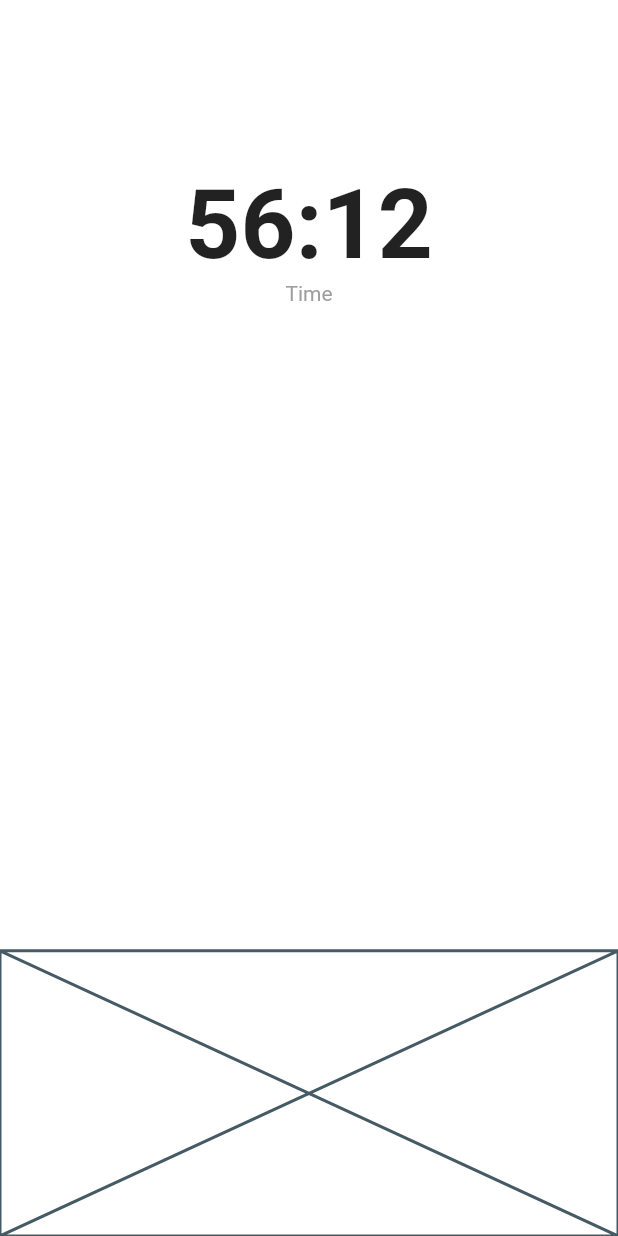
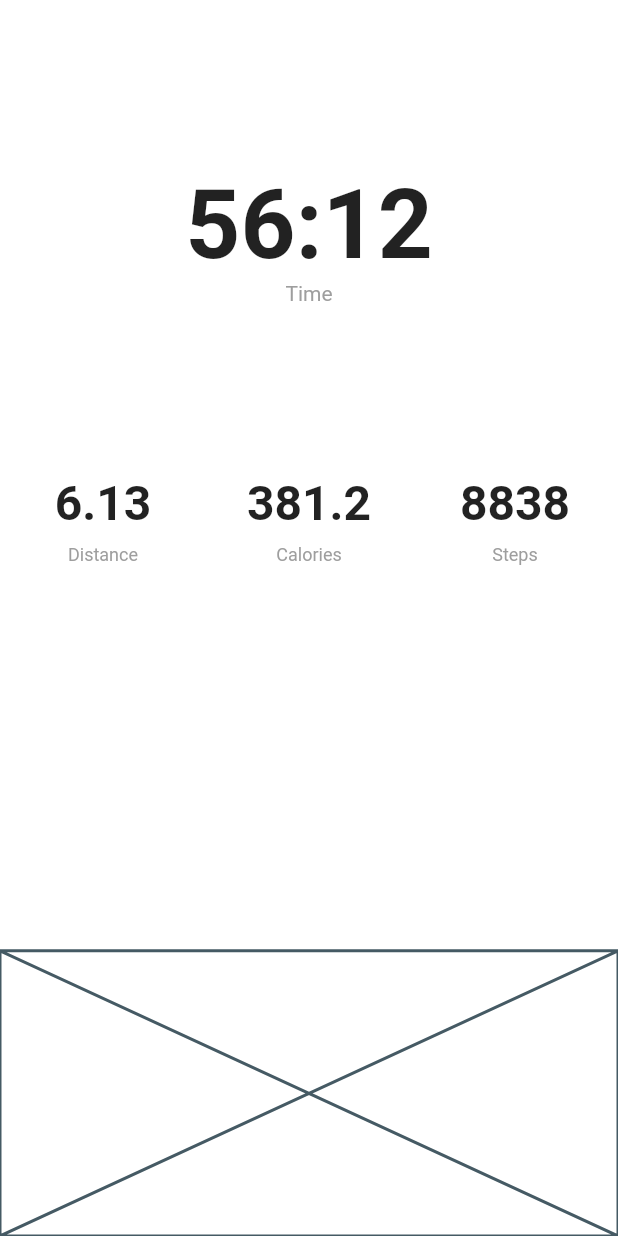
Before and after one commit to JAICHANGPARK/flutter_notebook_18th_story, a Flutter app: the TreadmillRunningPage screen opened directly, on a phone screen of 412 x 824 dp. Run offline on Flutter 3.47's test engine with Material 2 defaults, Android fonts, the phone set to English and light mode, and no system bars; our stand-ins replace cached_network_image, flutter_lorem, flutter_riverpod, flutter_svg, freezed_annotation, go_router and 3 more.

Commit message:
Update treadmill_running_page.dart

```diff
--- a/lib/ep1070_treadmill_app/src/ui/treadmill_running_page.dart
+++ b/lib/ep1070_treadmill_app/src/ui/treadmill_running_page.dart
@@ -40,9 +40,45 @@ class _TreadmillRunningPageState extends State<TreadmillRunningPage> {
                 Expanded(
                   child: Row(
                     children: [
-                      Expanded(child: Column()),
-                      Expanded(child: Column()),
-                      Expanded(child: Column()),
+                      Expanded(child: Column(
+                        children: [
+                          Text("6.13",style: TextStyle(
+                            fontSize: 32,
+                            fontWeight: FontWeight.bold,
+                          ),),
+                          SizedBox(height: 8,),
+                          Text("Distance", style: TextStyle(
+                            color: Colors.grey,
+                            fontSize: 12
+                          ),)
+                        ],
+                      )),
+                      Expanded(child: Column(
+                        children: [
+                          Text("381.2",style: TextStyle(
+                            fontSize: 32,
+                            fontWeight: FontWeight.bold,
+                          ),),
+                          SizedBox(height: 8,),
+                          Text("Calories", style: TextStyle(
+                              color: Colors.grey,
+                              fontSize: 12
+                          ),)
+                        ],
+                      )),
+                      Expanded(child: Column(
+                        children: [
+                          Text("8838",style: TextStyle(
+                            fontSize: 32,
+                            fontWeight: FontWeight.bold,
+                          ),),
+                          SizedBox(height: 8,),
+                          Text("Steps", style: TextStyle(
+                              color: Colors.grey,
+                              fontSize: 12
+                          ),)
+                        ],
+                      )),
                     ],
                   ),
                 ),
```
